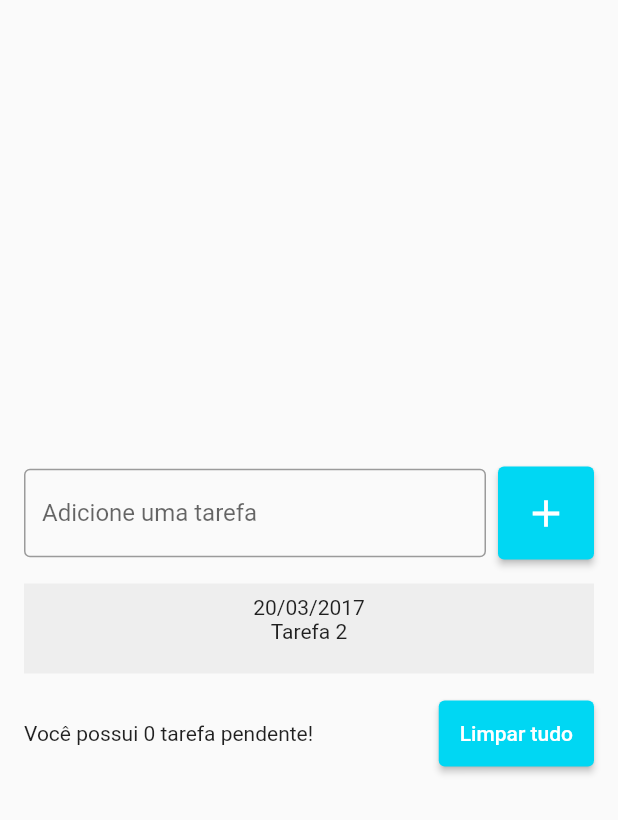
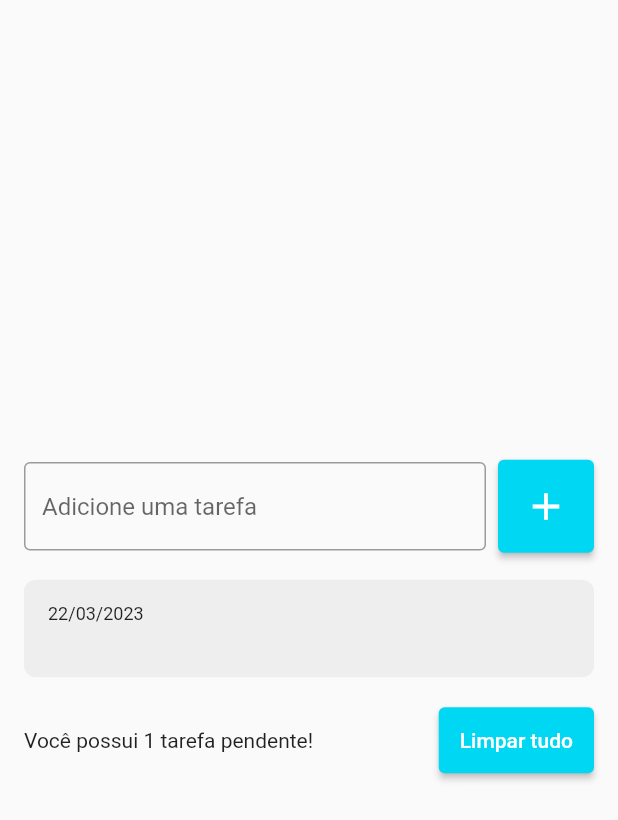
Before and after one commit to eduandev/todo-list, a Flutter app: the screen it shows after launch, after a tap on the "add" icon, on a phone screen of 412 x 824 dp. Shown: the top 820 px of the screen. Run offline on Flutter 3.47's test engine with Material 2 defaults, Android fonts, the phone set to English and light mode, and no system bars.

```diff
--- a/lib/main.dart
+++ b/lib/main.dart
@@ -13,6 +13,7 @@ class MyApp extends StatelessWidget {
   @override
   Widget build(BuildContext context) {
     return MaterialApp(
+      debugShowCheckedModeBanner: false,
       home: TodoListPage(),
     );
   }
--- /dev/null
+++ b/lib/models/todo.dart
@@ -0,0 +1,7 @@
+class Todo {
+
+  Todo({required this.title, required this.dateTime});
+
+  String title;
+  DateTime dateTime;
+}
--- a/lib/pages/todo_list_page.dart
+++ b/lib/pages/todo_list_page.dart
@@ -1,6 +1,7 @@
 import 'package:flutter/cupertino.dart';
 import 'package:flutter/material.dart';
 
+import '../models/todo.dart';
 import '../widgets/todo_list_item.dart';
 
 
@@ -14,14 +15,15 @@ class TodoListPage extends StatefulWidget {
 class _TodoListPageState extends State<TodoListPage> {
   final TextEditingController todoController = TextEditingController();
 
-  List<String> todos = [];
+  List<Todo> todos = [];
 
   @override
   Widget build(BuildContext context) {
-    return Scaffold(
+    return SafeArea(
+      child: Scaffold(
         body: Center(
           child: Padding(
-          padding: const EdgeInsets.symmetric(horizontal: 16),
+            padding: const EdgeInsets.all(16),
             child: Column(
               mainAxisSize: MainAxisSize.min,
               children: [
@@ -43,7 +45,11 @@ class _TodoListPageState extends State<TodoListPage> {
                         onPressed: () {
                           String text = todoController.text;
                           setState(() {
-                          todos.add(text);
+                            Todo newTodo = Todo(
+                              title: text,
+                              dateTime: DateTime.now(),
+                            );
+                            todos.add(newTodo);
                           });
                           todoController.clear();
                         },
@@ -65,8 +71,10 @@ class _TodoListPageState extends State<TodoListPage> {
                   child: ListView(
                     shrinkWrap: true,
                     children: [
-                   for(String todo in todos)
-                     TodoListItem(),
+                     for(Todo todo in todos)
+                       TodoListItem(
+                         todo: todo,
+                       ),
                     ],
                   ),
                 ),
@@ -77,7 +85,7 @@ class _TodoListPageState extends State<TodoListPage> {
                   children: [
                     Expanded(
                       child: Text(
-                      'Você possui 0 tarefa pendente!',
+                        'Você possui ${todos.length} tarefa pendente!',
                       ),
                     ),
                     SizedBox(
@@ -99,6 +107,7 @@ class _TodoListPageState extends State<TodoListPage> {
             ),
           ),
         ),
+      ),
     );
   }
 }
--- a/lib/widgets/todo_list_item.dart
+++ b/lib/widgets/todo_list_item.dart
@@ -1,21 +1,39 @@
+import 'package:flutter/cupertino.dart';
 import 'package:flutter/material.dart';
+import 'package:intl/intl.dart';
+import 'package:todo_list/models/todo.dart';
 
 class TodoListItem extends StatelessWidget {
-  const TodoListItem({Key? key}) : super(key: key);
+  const TodoListItem({Key? key, required this.todo}) : super(key: key);
+
+  final Todo todo;
 
   @override
   Widget build(BuildContext context) {
     return Container(
-      color: Colors.grey[200],
-      height: 60,
-      child: Padding(
-        padding: const EdgeInsets.all(8.0),
-        child: Column(
-          children: [
-            Text('20/03/2017'),
-            Text('Tarefa 2'),
-          ],
-        ),
+      decoration: BoxDecoration(
+        borderRadius: BorderRadius.circular(8),
+        color: Colors.grey[200],
+      ),
+      margin: const EdgeInsets.symmetric(vertical: 2),
+      padding: const EdgeInsets.all(16),
+      child: Column(
+        crossAxisAlignment: CrossAxisAlignment.start,
+        children: [
+          Text(
+           DateFormat('dd/MM/yyyy').format(todo.dateTime),
+           style: TextStyle(
+             fontSize: 12,
+          ),
+          ),
+          Text(
+            todo.title,
+            style: TextStyle(
+            fontSize: 16,
+            fontWeight: FontWeight.w600,
+          ),
+          ),
+        ],
       ),
     );
   }
--- a/pubspec.yaml
+++ b/pubspec.yaml
@@ -35,6 +35,7 @@ dependencies:
   # The following adds the Cupertino Icons font to your application.
   # Use with the CupertinoIcons class for iOS style icons.
   cupertino_icons: ^1.0.2
+  intl:
 
 dev_dependencies:
   flutter_test:
```
Also changed, not shown: pubspec.lock. Lines whose indentation alone changed are shown as unchanged.
